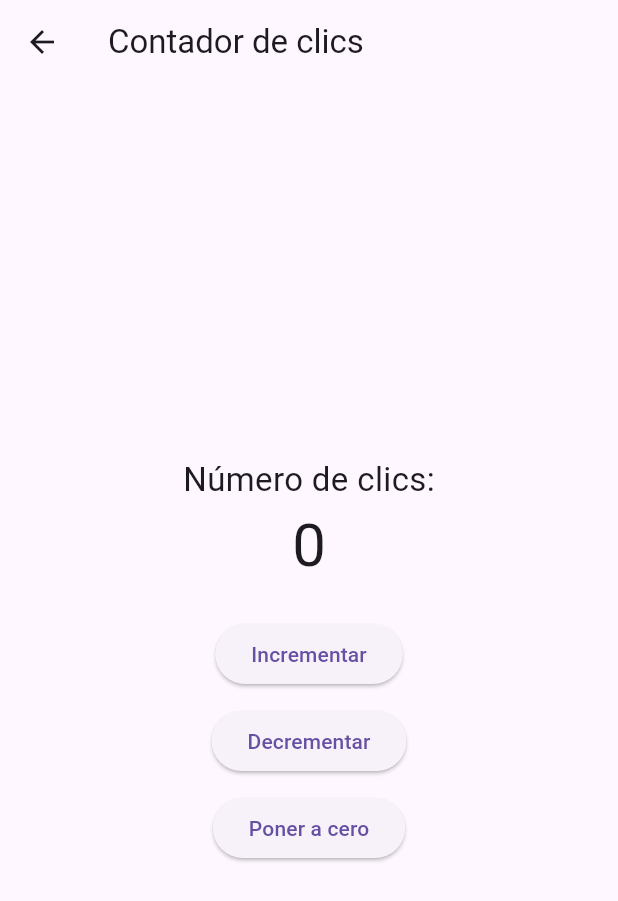
After one commit to Amelie-sat/AmelSelseletTim_Repositorio_Flutter, a Flutter app: the Pantalla10 screen opened directly, on a phone screen of 412 x 824 dp. The commit adds this screen. Shown: the top 901 px of the screen. Run offline on Flutter 3.47's test engine with Material 3 defaults, Android fonts, the phone set to English and light mode, and no system bars; our stand-ins replace google_fonts.

Commit message:
Ejercicio 10 clics

```diff
--- a/lib/screens/menulateral.dart
+++ b/lib/screens/menulateral.dart
@@ -9,6 +9,7 @@ import 'pantalla6.dart';
 import 'pantalla7.dart';
 import 'pantalla8.dart';
 import 'pantalla9.dart';
+import 'pantalla10.dart';
 
 class MenuLateral extends StatelessWidget {
   const MenuLateral({super.key});
@@ -117,6 +118,16 @@ class MenuLateral extends StatelessWidget {
               );
             },
           ),
+          ListTile(
+            leading: const Icon(Icons.calculate),
+            title: const Text('10. Contador'),
+            onTap: () {
+              Navigator.of(context).pop();
+              Navigator.of(context).push(
+                MaterialPageRoute(builder: (context) => const Pantalla10()),
+              );
+            },
+          ),
 
         ],
       ),
--- /dev/null
+++ b/lib/screens/pantalla10.dart
@@ -0,0 +1,69 @@
+import 'package:flutter/material.dart';
+
+class Pantalla10 extends StatefulWidget {
+  const Pantalla10({super.key});
+
+  @override
+  State<Pantalla10> createState() => _Pantalla10State();
+}
+
+class _Pantalla10State extends State<Pantalla10> {
+  int contador = 0;
+
+  void incrementar() {
+    setState(() {
+      contador++;
+    });
+  }
+
+  void decrementar() {
+    setState(() {
+      contador--;
+    });
+  }
+
+  void reiniciar() {
+    setState(() {
+      contador = 0;
+    });
+  }
+
+  @override
+  Widget build(BuildContext context) {
+    return Scaffold(
+      appBar: AppBar(
+        title: const Text('Contador de clics'),
+      ),
+      body: Center(
+        child: Column(
+          mainAxisAlignment: MainAxisAlignment.center,
+          children: [
+            const Text(
+              'Número de clics:',
+              style: TextStyle(fontSize: 22),
+            ),
+            Text(
+              '$contador',
+              style: const TextStyle(fontSize: 40),
+            ),
+            const SizedBox(height: 20),
+            ElevatedButton(
+              onPressed: incrementar,
+              child: const Text('Incrementar'),
+            ),
+            const SizedBox(height: 10),
+            ElevatedButton(
+              onPressed: decrementar,
+              child: const Text('Decrementar'),
+            ),
+            const SizedBox(height: 10),
+            ElevatedButton(
+              onPressed: reiniciar,
+              child: const Text('Poner a cero'),
+            ),
+          ],
+        ),
+      ),
+    );
+  }
+}
```
